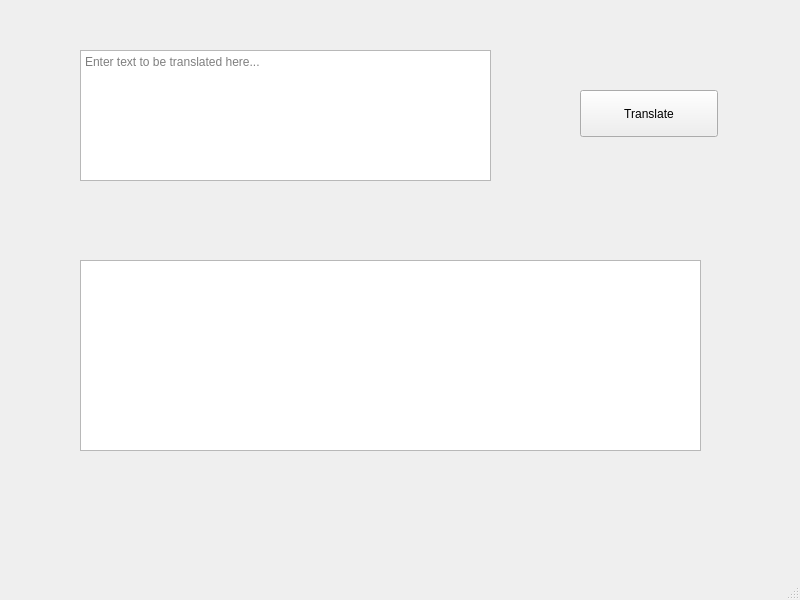
Old version of the form mainwindow.ui in the repository XapaJIaMnu/translateLocally.
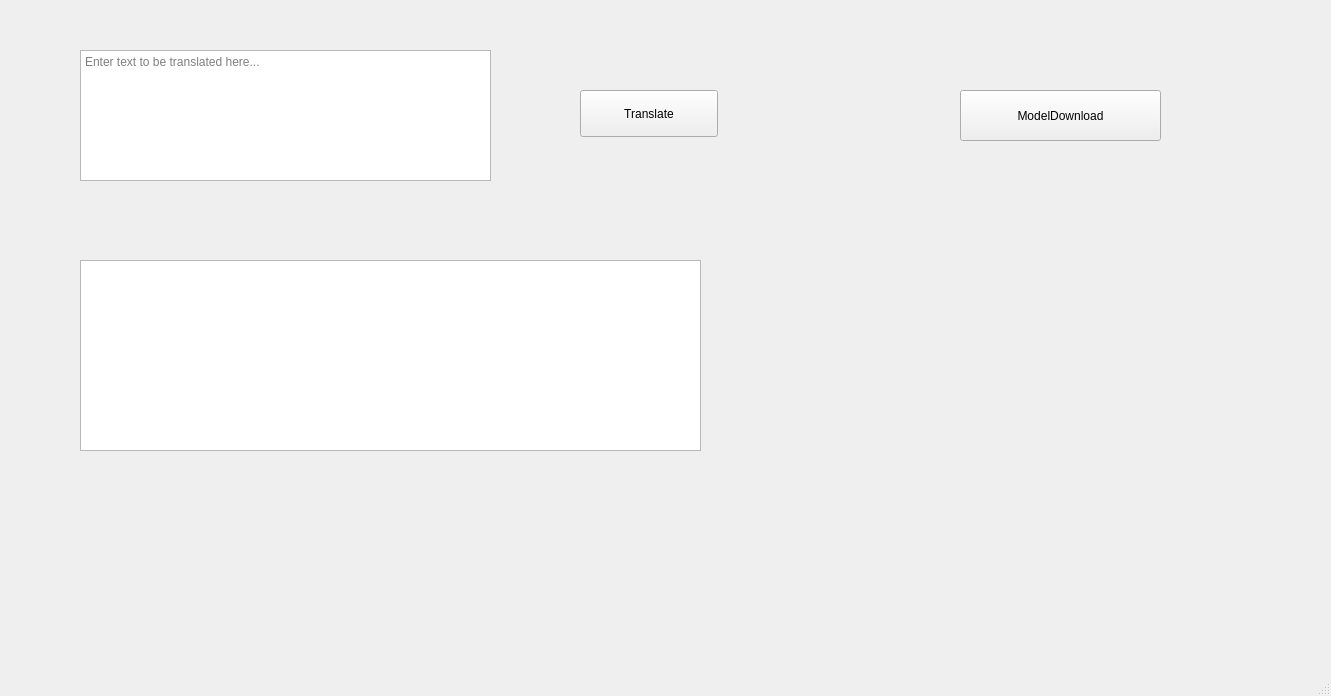
New version of the form.

```diff
--- a/mainwindow.ui
+++ b/mainwindow.ui
@@ -6,8 +6,8 @@
    <rect>
     <x>0</x>
     <y>0</y>
-    <width>800</width>
-    <height>600</height>
+    <width>1331</width>
+    <height>696</height>
    </rect>
   </property>
   <property name="windowTitle">
@@ -50,6 +50,19 @@
      </rect>
     </property>
    </widget>
+   <widget class="QPushButton" name="modelDownload">
+    <property name="geometry">
+     <rect>
+      <x>960</x>
+      <y>90</y>
+      <width>201</width>
+      <height>51</height>
+     </rect>
+    </property>
+    <property name="text">
+     <string>ModelDownload</string>
+    </property>
+   </widget>
   </widget>
   <widget class="QMenuBar" name="menubar">
    <property name="geometry">
```
Left out of the diff: 2 changed lines with no effect on the pictures.
